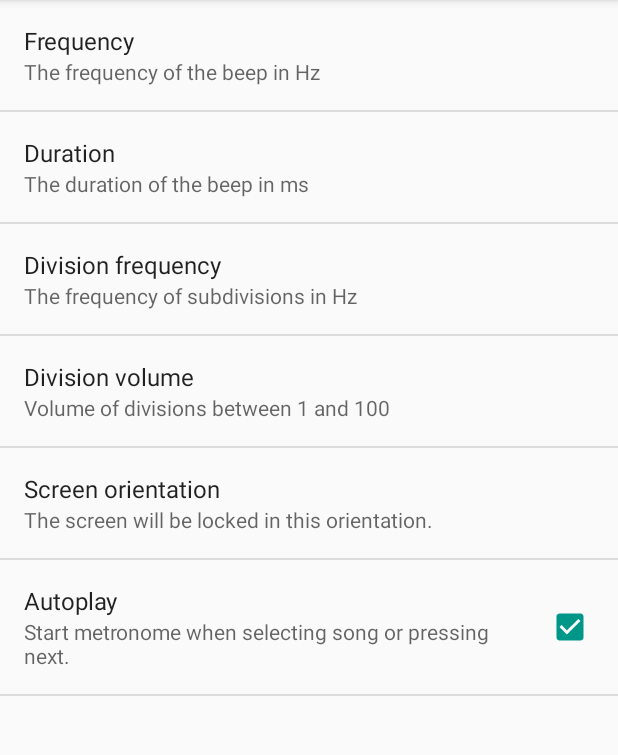
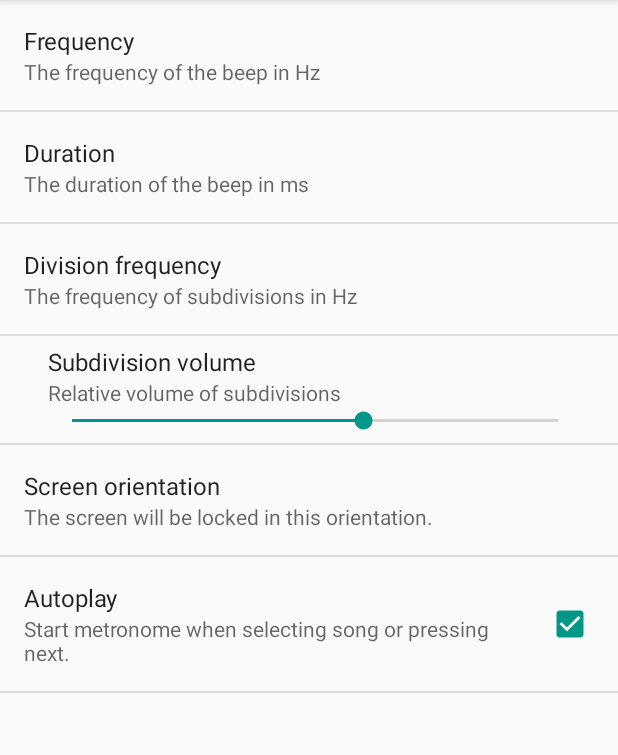
Before and after one commit to tarsjoris/TimeKeeper, an Android app: the fragment SettingsFragment shown on its own in the app's theme, on a phone screen of 412 x 824 dp, the part 84-839 px from its top. Run offline under Robolectric (Android 15) with nearby library versions, the phone set to English and light mode, and no system bars.

Commit message:
Use seekbar for subdivision volume

```diff
--- a/TimeKeeperAndroid/app/src/main/java/be/t_ars/timekeeper/SettingsActivity.kt
+++ b/TimeKeeperAndroid/app/src/main/java/be/t_ars/timekeeper/SettingsActivity.kt
@@ -28,7 +28,7 @@ fun getSettingDivisionFrequency(context: Context) =
     getIntPreference(context, kDIVISION_FREQUENCY, 440)
 
 fun getSettingDivisionAmplitudePercentage(context: Context) =
-    getIntPreference(context, kDIVISION_AMPLITUDE_PERCENTAGE, 60)
+    PreferenceManager.getDefaultSharedPreferences(context).getInt(kDIVISION_AMPLITUDE_PERCENTAGE, 60)
 
 fun getSettingScreenOrientation(context: Context) =
     getIntPreference(context, kSCREEN_ORIENTATION, ActivityInfo.SCREEN_ORIENTATION_FULL_SENSOR)
--- a/TimeKeeperAndroid/app/src/main/res/values/strings.xml
+++ b/TimeKeeperAndroid/app/src/main/res/values/strings.xml
@@ -60,8 +60,8 @@
     <string name="pref_summary_duration">The duration of the beep in ms</string>
     <string name="pref_title_divisionfrequency">Division frequency</string>
     <string name="pref_summary_divisionfrequency">The frequency of subdivisions in Hz</string>
-    <string name="pref_title_divisionamplitudepercentage">Division volume</string>
-    <string name="pref_summary_divisionamplitudepercentage">Volume of divisions between 1 and 100</string>
+    <string name="pref_title_divisionamplitudepercentage">Subdivision volume</string>
+    <string name="pref_summary_divisionamplitudepercentage">Relative volume of subdivisions</string>
     <string name="pref_title_screenorientation">Screen orientation</string>
     <string name="pref_summary_screenorientation">The screen will be locked in this orientation.</string>
     <string-array name="pref_entrievalues_screenorientation">
--- a/TimeKeeperAndroid/app/src/main/res/xml/preferences.xml
+++ b/TimeKeeperAndroid/app/src/main/res/xml/preferences.xml
@@ -21,12 +21,13 @@
 		android:inputType="number"
 		android:defaultValue="880"
 		/>
-	<EditTextPreference
+	<SeekBarPreference
 		android:key="divisionamplitudepercentage"
 		android:title="@string/pref_title_divisionamplitudepercentage"
 		android:summary="@string/pref_summary_divisionamplitudepercentage"
-		android:inputType="number"
-		android:defaultValue="880"
+		android:min="1"
+		android:max="100"
+		android:defaultValue="60"
 		/>
     <ListPreference
         android:key="screenorientation"
```
